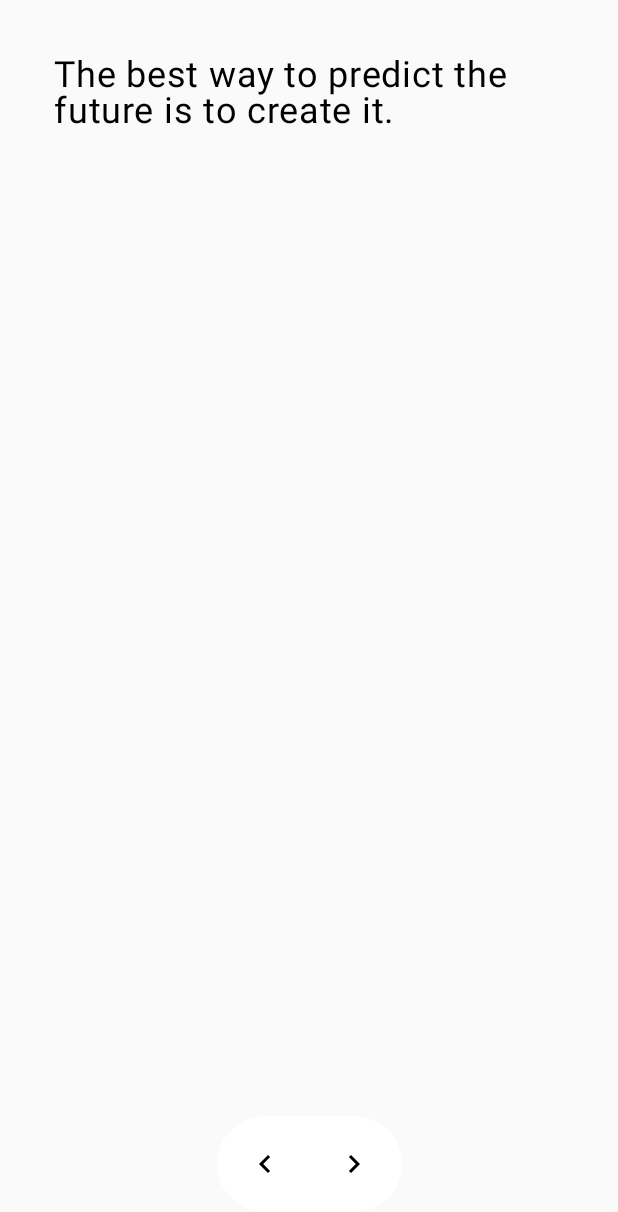
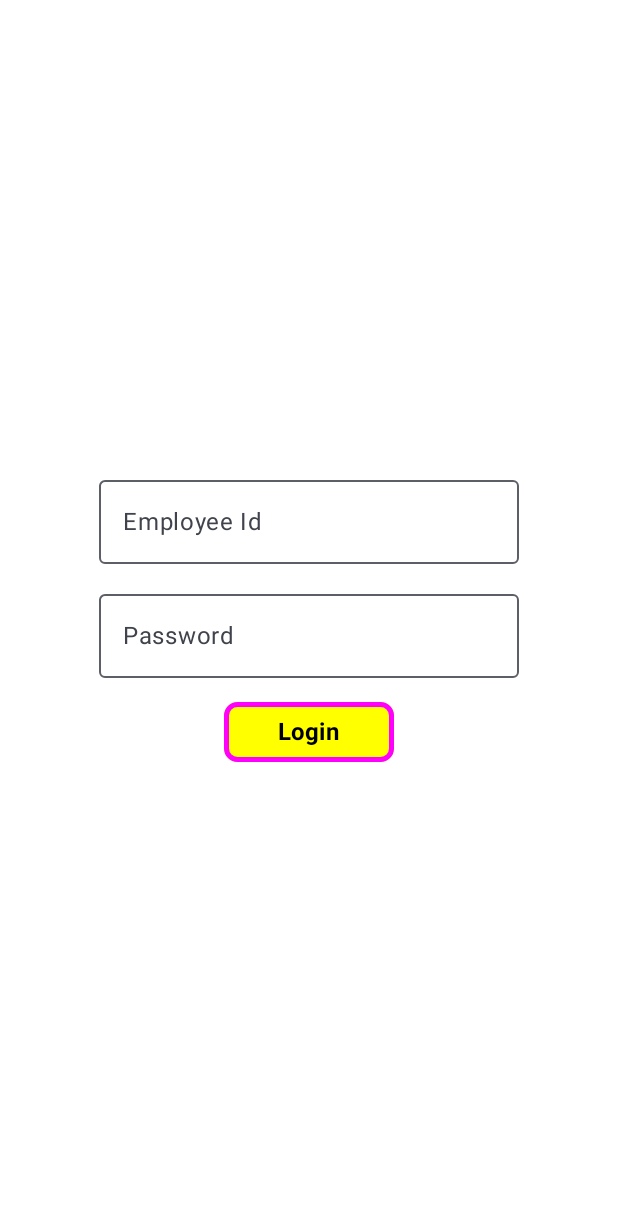
Before and after one commit to jyotip1308/ComposeCode, an Android app built with Jetpack Compose: the screen it shows after launch (MainActivity), on a phone screen of 412 x 824 dp. Shown: the top 1212 px of the screen. Run offline under Robolectric (Android 15) with nearby library versions, the phone set to English and light mode, and no system bars; our stand-ins replace Dagger/Hilt's generated code; libraries missing offline, so code that uses them is left out: me.saket.swipe.

Commit message:
Integrating login api

```diff
--- a/app/src/main/java/com/composemates/composecode/MainActivity.kt
+++ b/app/src/main/java/com/composemates/composecode/MainActivity.kt
@@ -3,9 +3,12 @@ package com.composemates.composecode
 import android.os.Bundle
 import androidx.activity.ComponentActivity
 import androidx.activity.compose.setContent
+import androidx.activity.viewModels
 import com.composemates.composecode.networkMonitor.NetworkConnectivityHelper
+import com.composemates.composecode.screens.Login
 import com.composemates.composecode.swipe.SwipeText
 import com.composemates.composecode.ui.theme.ComposeCodeTheme
+import com.composemates.composecode.viewModels.AuthViewModel
 import dagger.hilt.android.AndroidEntryPoint
 import javax.inject.Inject
 
@@ -14,6 +17,8 @@ class MainActivity : ComponentActivity() {
     @Inject
     lateinit var networkConnectivityHelper: NetworkConnectivityHelper
 
+    private val authViewModel: AuthViewModel by viewModels()
+
     override fun onCreate(savedInstanceState: Bundle?) {
         super.onCreate(savedInstanceState)
 
@@ -21,8 +26,10 @@ class MainActivity : ComponentActivity() {
 
         setContent {
             ComposeCodeTheme {
-//                TestCircularSlider()
-                SwipeText()
+
+                Login(authViewModel)
+
+//              SwipeText()
             }
         }
     }
--- a/app/src/main/java/com/composemates/composecode/animations/AnimateContent.kt
+++ b/app/src/main/java/com/composemates/composecode/animations/AnimateContent.kt
@@ -22,12 +22,12 @@ import androidx.compose.ui.unit.dp
 @Composable
 fun Animation(){
 
-                var isVisible by remember {
+                val isVisible by remember {
                     mutableStateOf(false)
 
                 }
 
-                  AnimatedContent(
+                    AnimatedContent(
                       targetState = isVisible,
                       modifier = Modifier
                           .fillMaxWidth(1f)
@@ -51,6 +51,7 @@ fun Animation(){
 
                       }
                       else {
+
                           Box(modifier = Modifier.background(Color.Magenta))
                       }
                   }
--- a/app/src/main/java/com/composemates/composecode/network/RemoteDataSource.kt
+++ b/app/src/main/java/com/composemates/composecode/network/RemoteDataSource.kt
@@ -15,7 +15,7 @@ class RemoteDataSource {
         token: String? = null
     ): Api {
         return Retrofit.Builder()
-            .baseUrl("VSU_BASE_URL")
+            .baseUrl("http://192.168.1.6:5000")
             .addConverterFactory(GsonConverterFactory.create())
             .build()
             .create(api)
--- a/app/src/main/java/com/composemates/composecode/network/SafeApiCall.kt
+++ b/app/src/main/java/com/composemates/composecode/network/SafeApiCall.kt
@@ -7,7 +7,7 @@ import kotlinx.coroutines.withContext
 import retrofit2.HttpException
 
 interface SafeApiCall {
-    @RequiresExtension(extension = Build.VERSION_CODES.S, version = 7)
+//    @RequiresExtension(extension = Build.VERSION_CODES.S, version = 7)
     suspend fun <T> safeApiCall(apiCall: suspend () -> T): Resource<T>
     {
         return withContext(Dispatchers.IO) {
--- /dev/null
+++ b/app/src/main/java/com/composemates/composecode/screens/Login.kt
@@ -0,0 +1,93 @@
+package com.composemates.composecode.screens
+
+import android.util.Log
+import android.widget.Toast
+import androidx.compose.foundation.BorderStroke
+import androidx.compose.foundation.background
+import androidx.compose.foundation.layout.Arrangement
+import androidx.compose.foundation.layout.Column
+import androidx.compose.foundation.layout.Spacer
+import androidx.compose.foundation.layout.fillMaxSize
+import androidx.compose.foundation.layout.height
+import androidx.compose.foundation.layout.padding
+import androidx.compose.foundation.shape.RoundedCornerShape
+import androidx.compose.material3.Button
+import androidx.compose.material3.ButtonDefaults
+import androidx.compose.material3.OutlinedTextField
+import androidx.compose.material3.Text
+import androidx.compose.runtime.Composable
+import androidx.compose.runtime.collectAsState
+import androidx.compose.runtime.getValue
+import androidx.compose.runtime.mutableStateOf
+import androidx.compose.runtime.remember
+import androidx.compose.runtime.setValue
+import androidx.compose.ui.Alignment
+import androidx.compose.ui.Modifier
+import androidx.compose.ui.graphics.Color
+import androidx.compose.ui.platform.LocalContext
+import androidx.compose.ui.text.font.FontWeight
+import androidx.compose.ui.unit.dp
+import androidx.compose.ui.unit.sp
+import com.composemates.composecode.network.Resource
+import com.composemates.composecode.viewModels.AuthViewModel
+
+
+//@Preview
+@Composable
+fun Login(viewModel: AuthViewModel){
+    var employee_id by remember { mutableStateOf("") }
+    var password by remember { mutableStateOf("") }
+
+    val context = LocalContext.current
+    val loginResponse by viewModel.loginResponse.collectAsState()
+
+
+
+
+    Column (modifier = Modifier
+        .fillMaxSize()
+        .background(color = Color.White),
+        horizontalAlignment = Alignment.CenterHorizontally,
+        verticalArrangement = Arrangement.Center){
+        OutlinedTextField(
+            value = employee_id,
+            onValueChange = { newValue ->
+                employee_id = newValue },
+            label = { Text("Employee Id") }
+        )
+
+        Spacer(modifier = Modifier.height(12.dp))
+
+        OutlinedTextField(
+            value = password,
+            onValueChange = { newValue ->
+                password = newValue },
+            label = { Text("Password") }
+        )
+
+        Spacer(modifier = Modifier.height(12.dp))
+
+        Button(onClick = {
+            viewModel.login(employee_id, password)
+        },
+            shape = RoundedCornerShape(9.dp),
+            border = BorderStroke(3.dp, Color.Magenta),
+            colors = ButtonDefaults.buttonColors(contentColor = Color.Black, containerColor =  Color.Yellow),
+
+            ) {
+            Text(
+                text = "Login",
+                fontSize = 16.sp,
+                fontWeight = FontWeight.Bold,
+                modifier = Modifier.padding(horizontal = 12.dp)
+            )
+
+            if (loginResponse is Resource.Success){
+                Toast.makeText(context, "Login Successful!", Toast.LENGTH_LONG).show()
+                Log.d("LOGIN", "Login: Successful")
+                viewModel.clearLoginResponse()
+            }
+
+        }
+    }
+}
--- a/app/src/main/java/com/composemates/composecode/swipe/SwipeableText.kt
+++ b/app/src/main/java/com/composemates/composecode/swipe/SwipeableText.kt
@@ -39,7 +39,6 @@ fun SwipeText(){
         "Opportunities don't happen, you create them.",
         "It is never too late to be what you might have been."
     )
-
             val pagerState = rememberPagerState{ thoughts.size }
             val scope = rememberCoroutineScope()
             Box(modifier = Modifier.fillMaxSize()){
@@ -50,10 +49,7 @@ fun SwipeText(){
                     pageSize = PageSize.Fill
 
                 ) { index->
-
                     Boxes(text = thoughts[index])
-
-
                 }
 
                 Box(modifier = Modifier
--- /dev/null
+++ b/app/src/main/java/com/composemates/composecode/viewModels/AuthViewmodel.kt
@@ -0,0 +1,36 @@
+package com.composemates.composecode.viewModels
+
+import androidx.lifecycle.ViewModel
+import androidx.lifecycle.viewModelScope
+import com.composemates.composecode.network.Resource
+import com.composemates.composecode.repository.AuthRepository
+import com.composemates.composecode.response.login_response
+import dagger.hilt.android.lifecycle.HiltViewModel
+import kotlinx.coroutines.flow.MutableStateFlow
+import kotlinx.coroutines.launch
+import retrofit2.Response
+import javax.inject.Inject
+
+@HiltViewModel
+class AuthViewModel @Inject constructor(
+    private val repository: AuthRepository) : ViewModel()
+
+{
+
+    private val _loginResponse: MutableStateFlow<Resource<Response<login_response>>> = MutableStateFlow(Resource.Noaction)
+
+    val loginResponse: MutableStateFlow<Resource<Response<login_response>>>
+        get() = _loginResponse
+
+    fun clearLoginResponse(){
+        _loginResponse.value = Resource.Noaction
+    }
+        fun login(
+          employee_id: String,
+          password: String
+      ) = viewModelScope.launch {
+          _loginResponse.value = Resource.Loading
+          _loginResponse.value = repository.login(employee_id, password)
+      }
+
+    }
```
Also changed, not shown: app/build.gradle.kts (+8 -2 lines), app/src/main/java/com/composemates/composecode/repository/AuthRepository.kt (+2 -5 lines).
